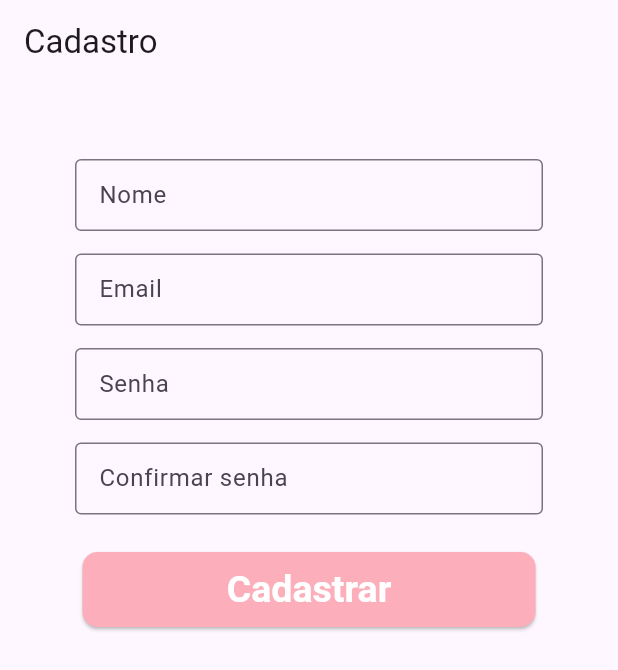
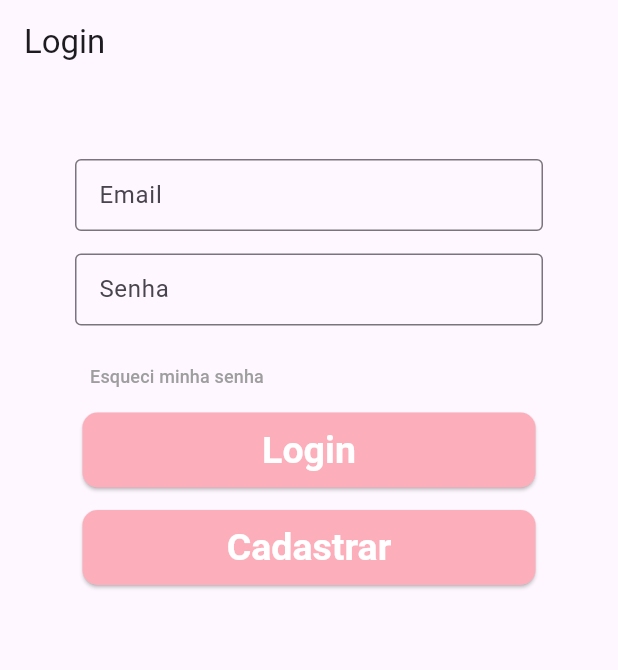
Before and after one commit to HenryGFiedler/Floricultura, a Flutter app: the screen it shows after launch, on a phone screen of 412 x 824 dp. Shown: the top 670 px of the screen. Run offline on Flutter 3.47's test engine with Material 3 defaults, Android fonts, the phone set to English and light mode, and no system bars.

Commit message:
Login Screen

```diff
--- a/lib/screens/boot_screen.dart
+++ b/lib/screens/boot_screen.dart
@@ -1,5 +1,5 @@
+import 'package:floricultura/screens/login_screen.dart';
 import 'package:flutter/material.dart';
-import 'cadastro_screen.dart';
 
 class BootScreen extends StatelessWidget {
   const BootScreen({super.key});
@@ -9,7 +9,7 @@ class BootScreen extends StatelessWidget {
     Future.delayed(const Duration(seconds: 3), () {
       Navigator.pushReplacement(
         context,
-        MaterialPageRoute(builder: (context) => CadastroScreen()),
+        MaterialPageRoute(builder: (context) => LoginScreen()),
       );
     });
 
--- a/lib/screens/cadastro_screen.dart
+++ b/lib/screens/cadastro_screen.dart
@@ -11,7 +11,8 @@ class _CadastroScreenState extends State<CadastroScreen> {
   final TextEditingController nameController = TextEditingController();
   final TextEditingController emailController = TextEditingController();
   final TextEditingController passwordController = TextEditingController();
-  final TextEditingController confirmPasswordController = TextEditingController();
+  final TextEditingController confirmPasswordController =
+      TextEditingController();
 
   final _formKey = GlobalKey<FormState>();
 
@@ -52,8 +53,11 @@ class _CadastroScreenState extends State<CadastroScreen> {
   @override
   Widget build(BuildContext context) {
     return Scaffold(
-      appBar: AppBar(title: Text('Cadastro')),
-      body: Padding(
+      appBar: AppBar(
+        title: Text('Cadastro'),
+      ),
+      body: SingleChildScrollView(
+        child: Padding(
           padding: const EdgeInsets.all(50),
           child: Form(
             key: _formKey,
@@ -91,9 +95,12 @@ class _CadastroScreenState extends State<CadastroScreen> {
                 MainButton(
                   onPressed: () {
                     if (_formKey.currentState?.validate() ?? false) {
-                    ScaffoldMessenger.of(
-                      context,
-                    ).showSnackBar(SnackBar(content: Text('Cadastro realizado com sucesso')));
+                      ScaffoldMessenger.of(context).clearSnackBars();
+                      ScaffoldMessenger.of(context).showSnackBar(
+                        SnackBar(
+                          content: Text('Cadastro realizado com sucesso'),
+                        ),
+                      );
                     }
                   },
                   text: 'Cadastrar',
@@ -102,6 +109,7 @@ class _CadastroScreenState extends State<CadastroScreen> {
             ),
           ),
         ),
+      ),
     );
   }
 }
--- /dev/null
+++ b/lib/screens/login_screen.dart
@@ -0,0 +1,109 @@
+import 'package:floricultura/components/main_button.dart';
+import 'package:floricultura/components/text_input_validation.dart';
+import 'package:floricultura/screens/cadastro_screen.dart';
+import 'package:flutter/material.dart';
+
+class LoginScreen extends StatefulWidget {
+  const LoginScreen({super.key});
+
+  @override
+  State<LoginScreen> createState() => _LoginScreenState();
+}
+
+final _formKey = GlobalKey<FormState>();
+
+class _LoginScreenState extends State<LoginScreen> {
+  final TextEditingController emailController = TextEditingController();
+  final TextEditingController passwordController = TextEditingController();
+
+  String? _validatePassword(String? password) {
+    if (password == null || password.isEmpty) {
+      return 'Campo de senha vazio';
+    }
+    return null;
+  }
+
+  String? _validateEmail(String? email) {
+    if (email == null || email.isEmpty) {
+      return 'Campo do email vazio';
+    } else if (!email.contains('@')) {
+      return 'Email inválido';
+    }
+    return null;
+  }
+
+  @override
+  Widget build(BuildContext context) {
+    return Scaffold(
+      appBar: AppBar(title: Text('Login')),
+      body: SingleChildScrollView(
+        child: Padding(
+          padding: const EdgeInsets.all(50),
+          child: Form(
+            autovalidateMode: AutovalidateMode.onUnfocus,
+            key: _formKey,
+            child: Column(
+              crossAxisAlignment: CrossAxisAlignment.center,
+              children: [
+                TextInputValidation(
+                  controller: emailController,
+                  hintText: 'Email',
+                  validator: _validateEmail,
+                ),
+                SizedBox(height: 15),
+                TextInputValidation(
+                  controller: passwordController,
+                  hintText: 'Senha',
+                  validator: _validatePassword,
+                  obscureText: true,
+                ),
+                SizedBox(height: 10),
+                TextButton(
+                  onPressed: () {},
+                  style: TextButton.styleFrom(
+                    padding: EdgeInsets.symmetric(horizontal: 10),
+                  ).copyWith(splashFactory: NoSplash.splashFactory),
+                  child: Align(
+                    alignment: Alignment.centerLeft,
+                    child: Text(
+                      'Esqueci minha senha',
+                      style: TextStyle(color: Colors.grey, fontSize: 12),
+                    ),
+                  ),
+                ),
+                MainButton(
+                  text: 'Login',
+                  onPressed: () {
+                    if (_formKey.currentState?.validate() ?? false) {
+                      ScaffoldMessenger.of(context).clearSnackBars();
+                      if (emailController.text == 'a@' &&
+                          passwordController.text == 'b') {
+                        ScaffoldMessenger.of(
+                          context,
+                        ).showSnackBar(SnackBar(content: Text('Login feito')));
+                      } else {
+                        ScaffoldMessenger.of(context).showSnackBar(
+                          SnackBar(content: Text('Email ou senha incorretos')),
+                        );
+                      }
+                    }
+                  },
+                ),
+                SizedBox(height: 15),
+                MainButton(
+                  text: 'Cadastrar',
+                  onPressed: () {
+                    Navigator.push(
+                      context,
+                      MaterialPageRoute(builder: (context) => CadastroScreen()),
+                    );
+                  },
+                ),
+              ],
+            ),
+          ),
+        ),
+      ),
+    );
+  }
+}
```
Lines whose indentation alone changed are shown as unchanged.
